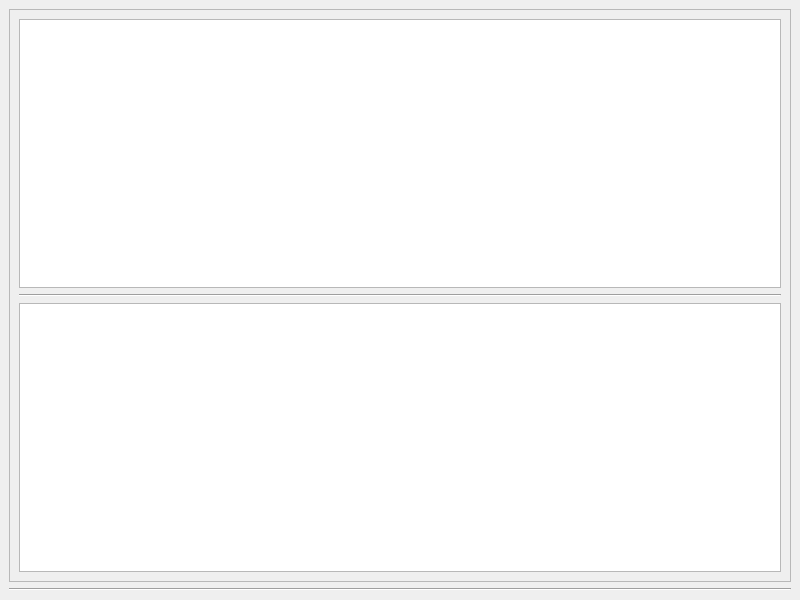
The window that card_view/deckplay.ui (Szybet/sanki) describes before a commit, drawn with Qt 5.
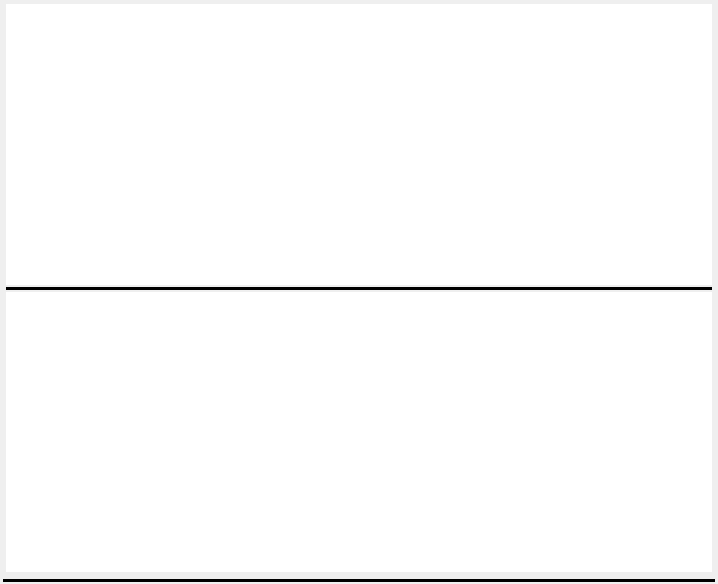
The same window after the commit.

```diff
--- a/card_view/deckplay.ui
+++ b/card_view/deckplay.ui
@@ -6,8 +6,8 @@
    <rect>
     <x>0</x>
     <y>0</y>
-    <width>800</width>
-    <height>600</height>
+    <width>718</width>
+    <height>584</height>
    </rect>
   </property>
   <property name="windowTitle">
@@ -15,10 +15,37 @@
   </property>
   <widget class="QWidget" name="centralwidget">
    <layout class="QVBoxLayout" name="verticalLayout">
+    <property name="spacing">
+     <number>5</number>
+    </property>
+    <property name="leftMargin">
+     <number>3</number>
+    </property>
+    <property name="topMargin">
+     <number>2</number>
+    </property>
+    <property name="rightMargin">
+     <number>3</number>
+    </property>
+    <property name="bottomMargin">
+     <number>2</number>
+    </property>
     <item>
      <layout class="QGridLayout" name="gridCard">
       <item row="0" column="0">
        <widget class="QScrollArea" name="scrollArea">
+        <property name="frameShape">
+         <enum>QFrame::NoFrame</enum>
+        </property>
+        <property name="frameShadow">
+         <enum>QFrame::Plain</enum>
+        </property>
+        <property name="lineWidth">
+         <number>0</number>
+        </property>
+        <property name="horizontalScrollBarPolicy">
+         <enum>Qt::ScrollBarAlwaysOff</enum>
+        </property>
         <property name="widgetResizable">
          <bool>true</bool>
         </property>
@@ -27,44 +54,86 @@
           <rect>
            <x>0</x>
            <y>0</y>
-           <width>778</width>
-           <height>561</height>
+           <width>710</width>
+           <height>563</height>
           </rect>
          </property>
          <layout class="QGridLayout" name="gridLayout">
-          <item row="0" column="0">
-           <widget class="QTextEdit" name="textFrontCard">
-            <property name="verticalScrollBarPolicy">
-             <enum>Qt::ScrollBarAlwaysOff</enum>
-            </property>
-            <property name="horizontalScrollBarPolicy">
-             <enum>Qt::ScrollBarAlwaysOff</enum>
-            </property>
-            <property name="textInteractionFlags">
-             <set>Qt::NoTextInteraction</set>
-            </property>
-           </widget>
-          </item>
-          <item row="2" column="0">
-           <widget class="QTextEdit" name="textBackCard">
-            <property name="verticalScrollBarPolicy">
-             <enum>Qt::ScrollBarAlwaysOff</enum>
-            </property>
-            <property name="horizontalScrollBarPolicy">
-             <enum>Qt::ScrollBarAlwaysOff</enum>
-            </property>
-            <property name="textInteractionFlags">
-             <set>Qt::NoTextInteraction</set>
-            </property>
-           </widget>
-          </item>
+          <property name="leftMargin">
+           <number>3</number>
+          </property>
+          <property name="topMargin">
+           <number>2</number>
+          </property>
+          <property name="rightMargin">
+           <number>3</number>
+          </property>
+          <property name="bottomMargin">
+           <number>2</number>
+          </property>
+          <property name="horizontalSpacing">
+           <number>5</number>
+          </property>
+          <property name="verticalSpacing">
+           <number>2</number>
+          </property>
           <item row="1" column="0">
            <widget class="Line" name="line">
+            <property name="frameShadow">
+             <enum>QFrame::Plain</enum>
+            </property>
+            <property name="lineWidth">
+             <number>4</number>
+            </property>
             <property name="orientation">
              <enum>Qt::Horizontal</enum>
             </property>
            </widget>
           </item>
+          <item row="2" column="0">
+           <widget class="QTextBrowser" name="textBackCard">
+            <property name="frameShape">
+             <enum>QFrame::NoFrame</enum>
+            </property>
+            <property name="frameShadow">
+             <enum>QFrame::Plain</enum>
+            </property>
+            <property name="lineWidth">
+             <number>0</number>
+            </property>
+            <property name="verticalScrollBarPolicy">
+             <enum>Qt::ScrollBarAlwaysOff</enum>
+            </property>
+            <property name="horizontalScrollBarPolicy">
+             <enum>Qt::ScrollBarAlwaysOff</enum>
+            </property>
+            <property name="textInteractionFlags">
+             <set>Qt::NoTextInteraction</set>
+            </property>
+           </widget>
+          </item>
+          <item row="0" column="0">
+           <widget class="QTextBrowser" name="textFrontCard">
+            <property name="frameShape">
+             <enum>QFrame::NoFrame</enum>
+            </property>
+            <property name="frameShadow">
+             <enum>QFrame::Plain</enum>
+            </property>
+            <property name="lineWidth">
+             <number>0</number>
+            </property>
+            <property name="verticalScrollBarPolicy">
+             <enum>Qt::ScrollBarAlwaysOff</enum>
+            </property>
+            <property name="horizontalScrollBarPolicy">
+             <enum>Qt::ScrollBarAlwaysOff</enum>
+            </property>
+            <property name="textInteractionFlags">
+             <set>Qt::NoTextInteraction</set>
+            </property>
+           </widget>
+          </item>
          </layout>
         </widget>
        </widget>
@@ -73,6 +142,12 @@
     </item>
     <item>
      <widget class="Line" name="line_2">
+      <property name="frameShadow">
+       <enum>QFrame::Plain</enum>
+      </property>
+      <property name="lineWidth">
+       <number>4</number>
+      </property>
       <property name="orientation">
        <enum>Qt::Horizontal</enum>
       </property>
```
